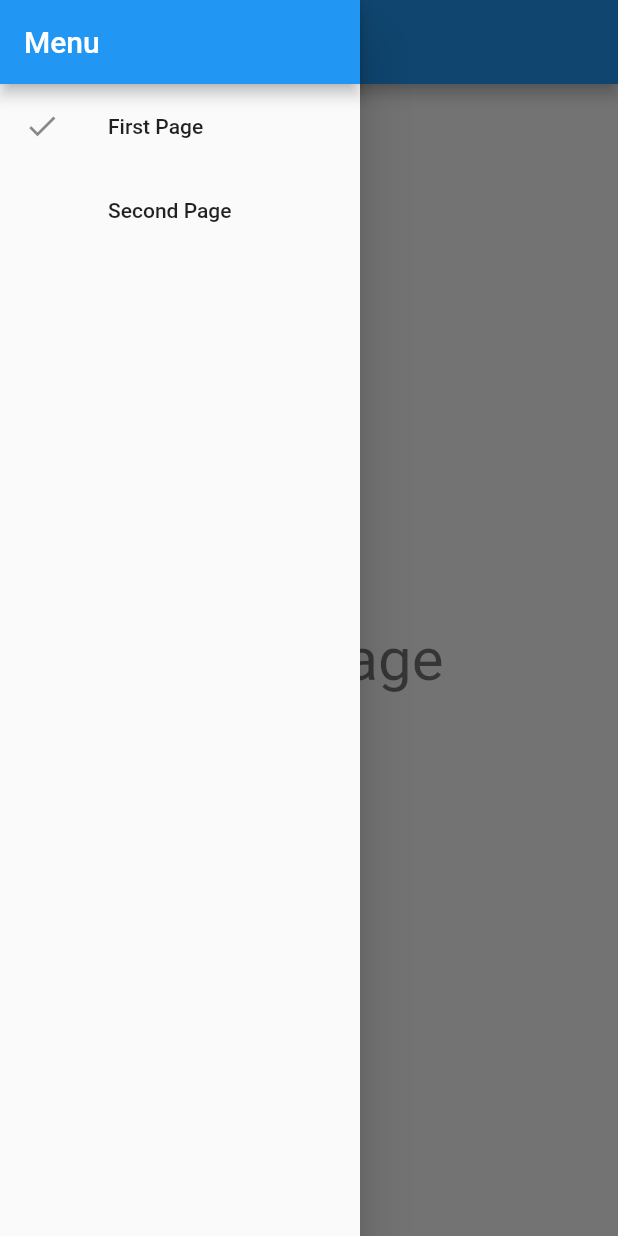
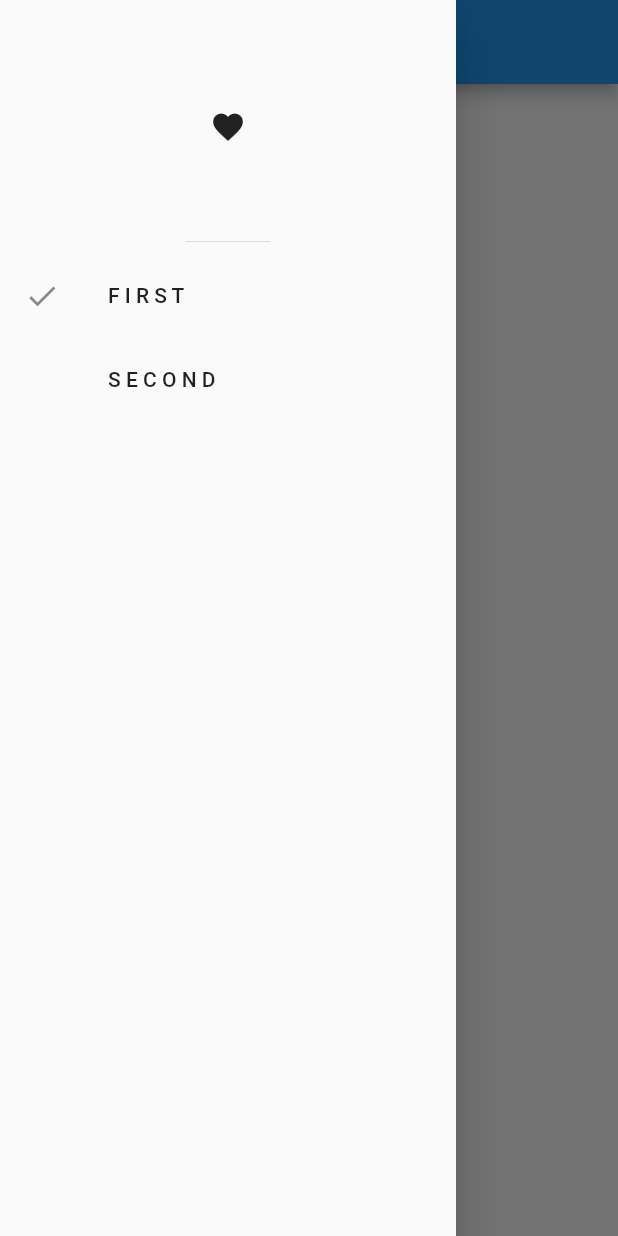
Before and after one commit to tapashmajumder/flutter_stashword, a Flutter app: the screen it shows after launch, with the side drawer open, on a phone screen of 412 x 824 dp. Run offline on Flutter 3.47's test engine with Material 2 defaults, Android fonts, the phone set to English and light mode, and no system bars; our stand-ins replace dartz, equatable, flutter_secure_storage, hive, hive_flutter, hooks_riverpod and 1 more; missing offline and left inert: encrypt, pointycastle; accounts and stored records are empty.

Commit message:
1. Better organization of split view. Now we call it ResponsiveWidget.
2. Separate logic for MobileScaffold vs DesktopScaffold.

```diff
--- a/lib/main.dart
+++ b/lib/main.dart
@@ -1,7 +1,28 @@
-import 'package:Stashword/ui/split_view/app_menu.dart';
-import 'package:Stashword/ui/split_view/split_view.dart';
+import 'package:Stashword/ui/split_view/example/first_page.dart';
+import 'package:Stashword/ui/split_view/example/second_page.dart';
+import 'package:Stashword/ui/split_view/responsive_widget.dart';
 import 'package:flutter/material.dart';
 import 'package:hooks_riverpod/hooks_riverpod.dart';
+
+// a map of ("page name", WidgetBuilder) pairs
+final availablePages = <String, WidgetBuilder>{
+  'F I R S T': (_) => const FirstPage(),
+  'S E C O N D': (_) => const SecondPage(),
+};
+
+// this is a `StateProvider` so we can change its value
+final selectedPageNameProvider = StateProvider<String>((ref) {
+  // default value
+  return availablePages.keys.first;
+});
+
+final selectedPageBuilderProvider = Provider<WidgetBuilder>((ref) {
+  // watch for state changes inside selectedPageNameProvider
+  final selectedPageKey = ref.watch(selectedPageNameProvider);
+  // return the WidgetBuilder using the key as index
+  return availablePages[selectedPageKey]!;
+});
+
 
 void main() {
   runApp(const ProviderScope(child: MyApp()));
@@ -15,17 +36,12 @@ class MyApp extends ConsumerWidget {
   @override
   Widget build(BuildContext context, WidgetRef ref) {
     // 3. watch selectedPageBuilderProvider
-    final selectedPageBuilder = ref.watch(selectedPageBuilderProvider);
     return MaterialApp(
       debugShowCheckedModeBanner: false,
       theme: ThemeData(
         primarySwatch: Colors.blue,
       ),
-      home: SplitView(
-        menu: const AppMenu(),
-        // 4. use the WidgetBuilder
-        content: selectedPageBuilder(context),
-      ),
+      home: const ResponsiveWidget(),
     );
   }
 }
--- a/lib/ui/split_view/app_menu.dart
+++ /dev/null
@@ -1,86 +0,0 @@
-import 'package:Stashword/ui/split_view/example/first_page.dart';
-import 'package:Stashword/ui/split_view/example/second_page.dart';
-import 'package:flutter/material.dart';
-import 'package:hooks_riverpod/hooks_riverpod.dart';
-
-// a map of ("page name", WidgetBuilder) pairs
-final _availablePages = <String, WidgetBuilder>{
-  'First Page': (_) => const FirstPage(),
-  'Second Page': (_) => const SecondPage(),
-};
-
-// this is a `StateProvider` so we can change its value
-final selectedPageNameProvider = StateProvider<String>((ref) {
-  // default value
-  return _availablePages.keys.first;
-});
-
-final selectedPageBuilderProvider = Provider<WidgetBuilder>((ref) {
-  // watch for state changes inside selectedPageNameProvider
-  final selectedPageKey = ref.watch(selectedPageNameProvider);
-  // return the WidgetBuilder using the key as index
-  return _availablePages[selectedPageKey]!;
-});
-
-// 1. extend from ConsumerWidget
-class AppMenu extends ConsumerWidget {
-  const AppMenu({super.key});
-
-  void _selectPage(BuildContext context, WidgetRef ref, String pageName) {
-    if (ref.read(selectedPageNameProvider.notifier).state != pageName) {
-      ref.read(selectedPageNameProvider.notifier).state = pageName;
-      // dismiss the drawer of the ancestor Scaffold if we have one
-      if (Scaffold.maybeOf(context)?.hasDrawer ?? false) {
-        Navigator.of(context).pop();
-      }
-    }
-  }
-
-  // 2. Add a WidgetRef argument
-  @override
-  Widget build(BuildContext context, WidgetRef ref) {
-    // 3. watch the provider's state
-    final selectedPageName = ref.watch(selectedPageNameProvider);
-    return Scaffold(
-      appBar: AppBar(title: const Text('Menu')),
-      body: ListView(
-        children: <Widget>[
-          for (var pageName in _availablePages.keys)
-            PageListTile(
-              // 4. pass the selectedPageName as an argument
-              selectedPageName: selectedPageName,
-              pageName: pageName,
-              onPressed: () => _selectPage(context, ref, pageName),
-            ),
-        ],
-      ),
-    );
-  }
-}
-
-class PageListTile extends StatelessWidget {
-  const PageListTile({
-    Key? key,
-    this.selectedPageName,
-    required this.pageName,
-    this.onPressed,
-  }) : super(key: key);
-  final String? selectedPageName;
-  final String pageName;
-  final VoidCallback? onPressed;
-
-  @override
-  Widget build(BuildContext context) {
-    return ListTile(
-      // show a check icon if the page is currently selected
-      // note: we use Opacity to ensure that all tiles have a leading widget
-      // and all the titles are left-aligned
-      leading: Opacity(
-        opacity: selectedPageName == pageName ? 1.0 : 0.0,
-        child: const Icon(Icons.check),
-      ),
-      title: Text(pageName),
-      onTap: onPressed,
-    );
-  }
-}
--- /dev/null
+++ b/lib/ui/split_view/desktop_scaffold.dart
@@ -0,0 +1,53 @@
+import 'package:Stashword/main.dart';
+import 'package:Stashword/ui/split_view/page_list_tile.dart';
+import 'package:flutter/material.dart';
+import 'package:hooks_riverpod/hooks_riverpod.dart';
+
+class DesktopScaffold extends HookConsumerWidget {
+  const DesktopScaffold({super.key, required this.menuWidth});
+
+  final double menuWidth;
+
+  void _selectPage(BuildContext context, WidgetRef ref, String pageName) {
+    if (ref.read(selectedPageNameProvider.notifier).state != pageName) {
+      ref.read(selectedPageNameProvider.notifier).state = pageName;
+    }
+  }
+
+  @override
+  Widget build(BuildContext context, WidgetRef ref) {
+    final selectedPageName = ref.watch(selectedPageNameProvider);
+    final selectedPageBuilder = ref.watch(selectedPageBuilderProvider);
+
+    return Scaffold(
+      body: Row(
+        children: [
+          SizedBox(
+            width: menuWidth,
+            child: Scaffold(
+                appBar: AppBar(),
+                body: Drawer(
+                  child: Column(children: [
+                    const DrawerHeader(child: Icon(Icons.favorite)),
+                    for (var pageName in availablePages.keys)
+                      PageListTile(
+                        selectedPageName: selectedPageName,
+                        pageName: pageName,
+                        onPressed: () => _selectPage(context, ref, pageName),
+                      ),
+                  ]),
+                ),
+            ),
+          ),
+          Container(width: 0.5, color: Colors.black),
+          Expanded(
+              child: Scaffold(
+                  appBar: AppBar(title: Text(selectedPageName)),
+                  body: selectedPageBuilder(context),
+              ),
+          ),
+        ],
+      ),
+    );
+  }
+}
--- a/lib/ui/split_view/example/first_page.dart
+++ b/lib/ui/split_view/example/first_page.dart
@@ -1,14 +1,12 @@
-// Just a simple placeholder widget page (this would be something more useful in a real app)
-import 'package:Stashword/ui/split_view/page_scaffold.dart';
 import 'package:flutter/material.dart';
+import 'package:hooks_riverpod/hooks_riverpod.dart';
 
-class FirstPage extends StatelessWidget {
+class FirstPage extends HookConsumerWidget {
   const FirstPage({super.key});
 
   @override
-  Widget build(BuildContext context) {
-    return PageScaffold(
-      title: 'First Page',
+  Widget build(BuildContext context, WidgetRef ref) {
+    return Scaffold(
       body: Center(
         child: Text('First Page', style: Theme.of(context).textTheme.headlineLarge),
       ),
--- a/lib/ui/split_view/example/second_page.dart
+++ b/lib/ui/split_view/example/second_page.dart
@@ -1,13 +1,12 @@
-import 'package:Stashword/ui/split_view/page_scaffold.dart';
 import 'package:flutter/material.dart';
+import 'package:hooks_riverpod/hooks_riverpod.dart';
 
-class SecondPage extends StatelessWidget {
+class SecondPage extends HookConsumerWidget {
   const SecondPage({super.key});
 
   @override
-  Widget build(BuildContext context) {
-    return PageScaffold(
-      title: 'Second Page',
+  Widget build(BuildContext context, WidgetRef ref) {
+    return Scaffold(
       body: Center(
         child: Text('Second Page', style: Theme.of(context).textTheme.headlineLarge),
       ),
--- /dev/null
+++ b/lib/ui/split_view/mobile_scaffold.dart
@@ -0,0 +1,40 @@
+import 'package:Stashword/main.dart';
+import 'package:Stashword/ui/split_view/page_list_tile.dart';
+import 'package:flutter/material.dart';
+import 'package:hooks_riverpod/hooks_riverpod.dart';
+
+class MobileScaffold extends HookConsumerWidget {
+  const MobileScaffold({super.key});
+
+  void _selectPage(BuildContext context, WidgetRef ref, String pageName) {
+    if (ref.read(selectedPageNameProvider.notifier).state != pageName) {
+      ref.read(selectedPageNameProvider.notifier).state = pageName;
+      Navigator.of(context).pop();
+    }
+  }
+
+  @override
+  Widget build(BuildContext context, WidgetRef ref) {
+    final selectedPageName = ref.watch(selectedPageNameProvider);
+    final selectedPageBuilder = ref.watch(selectedPageBuilderProvider);
+
+    return Scaffold(
+      appBar: AppBar(title: Text(selectedPageName)),
+      drawer: Drawer(
+        child: Column(children: [
+          const DrawerHeader(child: Icon(Icons.favorite)),
+          for (var pageName in availablePages.keys)
+            PageListTile(
+              // 4. pass the selectedPageName as an argument
+              selectedPageName: selectedPageName,
+              pageName: pageName,
+              onPressed: () => _selectPage(context, ref, pageName),
+            ),
+        ]),
+      ),
+      body: Center(
+        child: selectedPageBuilder(context),
+      ),
+    );
+  }
+}
--- /dev/null
+++ b/lib/ui/split_view/page_list_tile.dart
@@ -0,0 +1,28 @@
+import 'package:flutter/material.dart';
+
+class PageListTile extends StatelessWidget {
+  const PageListTile({
+    Key? key,
+    this.selectedPageName,
+    required this.pageName,
+    this.onPressed,
+  }) : super(key: key);
+  final String? selectedPageName;
+  final String pageName;
+  final VoidCallback? onPressed;
+
+  @override
+  Widget build(BuildContext context) {
+    return ListTile(
+      // show a check icon if the page is currently selected
+      // note: we use Opacity to ensure that all tiles have a leading widget
+      // and all the titles are left-aligned
+      leading: Opacity(
+        opacity: selectedPageName == pageName ? 1.0 : 0.0,
+        child: const Icon(Icons.check),
+      ),
+      title: Text(pageName),
+      onTap: onPressed,
+    );
+  }
+}
--- a/lib/ui/split_view/page_scaffold.dart
+++ /dev/null
@@ -1,39 +0,0 @@
-import 'package:flutter/material.dart';
-
-class PageScaffold extends StatelessWidget {
-  const PageScaffold({
-    Key? key,
-    required this.title,
-    this.actions = const [],
-    this.body,
-    this.floatingActionButton,
-  }) : super(key: key);
-  final String title;
-  final List<Widget> actions;
-  final Widget? body;
-  final Widget? floatingActionButton;
-
-  @override
-  Widget build(BuildContext context) {
-    // 1. look for an ancestor Scaffold
-    final ancestorScaffold = Scaffold.maybeOf(context);
-    // 2. check if it has a drawer
-    final hasDrawer = ancestorScaffold != null && ancestorScaffold.hasDrawer;
-    return Scaffold(
-      appBar: AppBar(
-        // 3. add a non-null leading argument if we have a drawer
-        leading: hasDrawer
-            ? IconButton(
-                icon: const Icon(Icons.menu),
-                // 4. open the drawer if we have one
-                onPressed: hasDrawer ? () => ancestorScaffold.openDrawer() : null,
-              )
-            : null,
-        title: Text(title),
-        actions: actions,
-      ),
-      body: body,
-      floatingActionButton: floatingActionButton,
-    );
-  }
-}
--- /dev/null
+++ b/lib/ui/split_view/responsive_widget.dart
@@ -0,0 +1,24 @@
+import 'package:Stashword/ui/split_view/desktop_scaffold.dart';
+import 'package:Stashword/ui/split_view/mobile_scaffold.dart';
+import 'package:flutter/material.dart';
+
+class ResponsiveWidget extends StatelessWidget {
+  const ResponsiveWidget({
+    Key? key,
+    this.breakpoint = 600,
+    this.menuWidth = 240,
+  }) : super(key: key);
+  final double breakpoint;
+  final double menuWidth;
+
+  @override
+  Widget build(BuildContext context) {
+    final screenWidth = MediaQuery.of(context).size.width;
+    if (screenWidth >= breakpoint) {
+      return DesktopScaffold(menuWidth: menuWidth);
+    } else {
+      // narrow screen: show content, menu inside drawer
+      return const MobileScaffold();
+    }
+  }
+}
--- a/lib/ui/split_view/split_view.dart
+++ /dev/null
@@ -1,46 +0,0 @@
-import 'package:flutter/material.dart';
-
-class SplitView extends StatelessWidget {
-  const SplitView({
-    Key? key,
-    // menu and content are now configurable
-    required this.menu,
-    required this.content,
-    // these values are now configurable with sensible default values
-    this.breakpoint = 600,
-    this.menuWidth = 240,
-  }) : super(key: key);
-  final Widget menu;
-  final Widget content;
-  final double breakpoint;
-  final double menuWidth;
-
-  @override
-  Widget build(BuildContext context) {
-    final screenWidth = MediaQuery.of(context).size.width;
-    if (screenWidth >= breakpoint) {
-      // widescreen: menu on the left, content on the right
-      return Row(
-        children: [
-          SizedBox(
-            width: menuWidth,
-            child: menu,
-          ),
-          Container(width: 0.5, color: Colors.black),
-          Expanded(child: content),
-        ],
-      );
-    } else {
-      // narrow screen: show content, menu inside drawer
-      return Scaffold(
-        body: content,
-        drawer: SizedBox(
-          width: menuWidth,
-          child: Drawer(
-            child: menu,
-          ),
-        ),
-      );
-    }
-  }
-}
```
